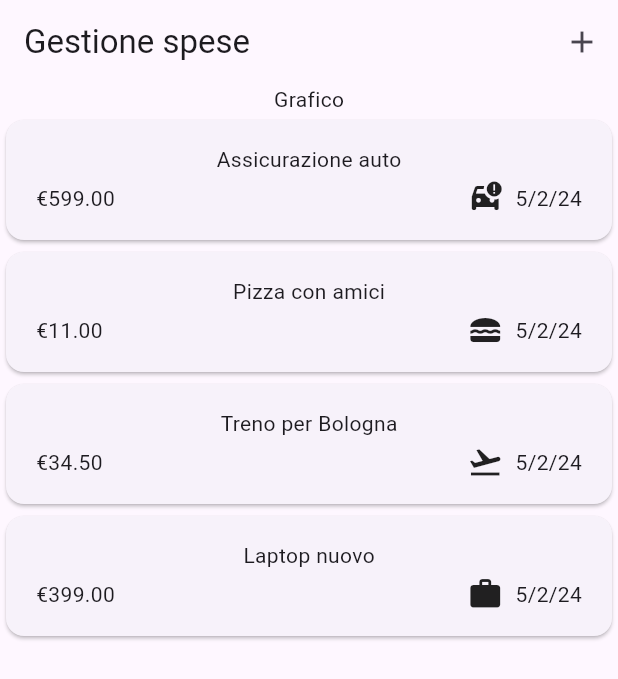
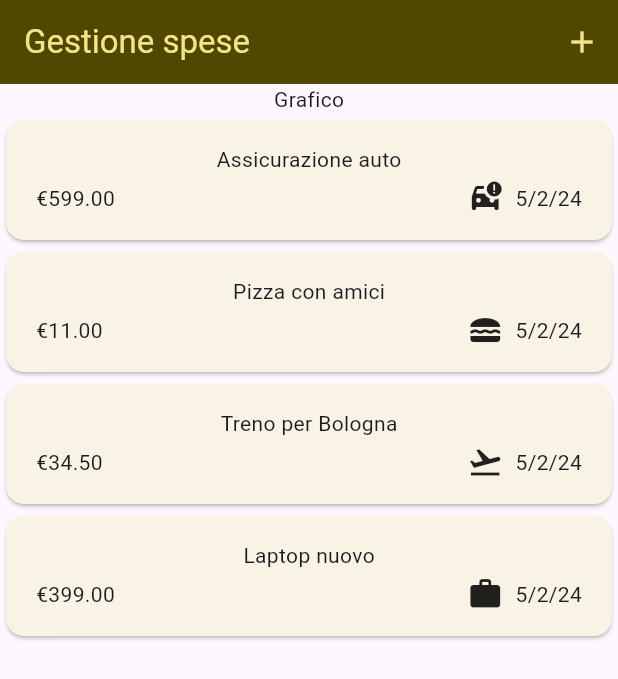
Before and after one commit to cristianmarcelli/expense_tracker, a Flutter app: the screen it shows after launch, on a phone screen of 412 x 824 dp. Shown: the top 679 px of the screen. Run offline on Flutter 3.47's test engine with Material 3 defaults, Android fonts, the phone set to English and light mode, and no system bars.

Commit message:
Aggiunto tema app e appbar

```diff
--- a/lib/widgets/expenses.dart
+++ b/lib/widgets/expenses.dart
@@ -10,9 +10,21 @@ class Expenses extends StatefulWidget {
   }
 }
 
+var kColorScheme =
+    ColorScheme.fromSeed(seedColor: const Color.fromARGB(255, 230, 207, 0));
+
 class _ExpensesState extends State<Expenses> {
   @override
   Widget build(BuildContext context) {
-    return const MaterialApp(home: HomePage());
+    return MaterialApp(
+      theme: ThemeData().copyWith(
+        colorScheme: kColorScheme,
+        appBarTheme: const AppBarTheme().copyWith(
+          backgroundColor: kColorScheme.onPrimaryContainer,
+          foregroundColor: kColorScheme.primaryContainer,
+        ),
+      ),
+      home: const HomePage(),
+    );
   }
 }
```
